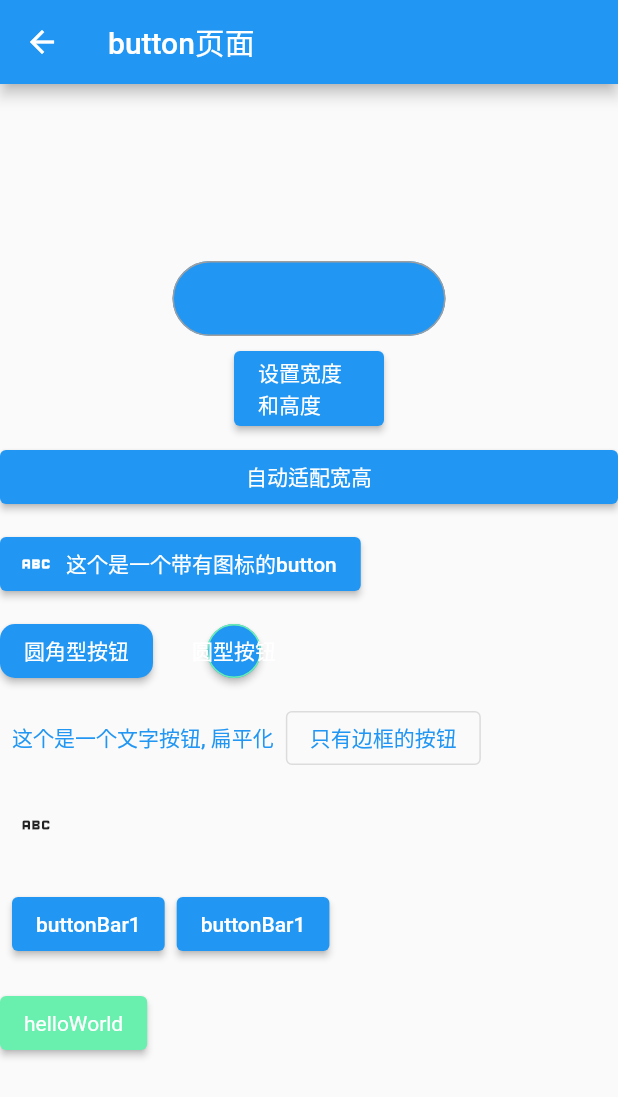
After one commit to xiaoyaole3/flutter_learn, a Flutter app: the screen it shows after launch, after a tap on "跳转到button页面", on a phone screen of 412 x 824 dp. The commit adds this screen. Shown: the top 1097 px of the screen. Run offline on Flutter 3.47's test engine with Material 2 defaults, Android fonts, the phone set to English and light mode, and no system bars; network calls fail.

Commit message:
flutter中的按钮组件

```diff
--- /dev/null
+++ b/lib/pages/Button.dart
@@ -0,0 +1,210 @@
+import 'package:flutter/material.dart';
+
+class ButtonPage extends StatelessWidget {
+  const ButtonPage({Key? key}) : super(key: key);
+
+  @override
+  Widget build(BuildContext context) {
+    return Scaffold(
+      appBar: AppBar(
+        title: Text("button页面"),
+      ),
+      body: Column(
+        mainAxisAlignment: MainAxisAlignment.center,
+
+        children: [
+          Row(
+            mainAxisAlignment: MainAxisAlignment.center,
+            children: [
+              ElevatedButton(
+                child: Text("这个是一个普通按钮"),
+                // 设置按钮是否自动获取焦点
+                autofocus: true,
+                onPressed: () {},
+                // 设置样式
+                style: ButtonStyle(
+                  // 定义文本的样式
+                  textStyle: MaterialStateProperty.all(
+                    TextStyle(fontSize: 18, color: Colors.red),
+                  ),
+                  // 设置按钮上字体与图标的颜色
+                  // foregroundColor: MaterialStateProperty.all(Colors.deepPurple)
+                  // 更加优美的方式来设置
+                  foregroundColor: MaterialStateProperty.resolveWith((states) {
+                    if (states.contains(MaterialState.focused) && !states.contains(MaterialState.pressed)) {
+                      // 获取焦点时的颜色
+                      return Colors.blue;
+                    } else if (states.contains(MaterialState.pressed)) {
+                      // 按下时的颜色
+                      return Colors.deepOrange;
+                    }
+                    // 默认使用灰色
+                    return Colors.grey;
+                  }),
+                  // 背景颜色
+                  backgroundColor: MaterialStateProperty.resolveWith((states) {
+                    // 设置按下时的背景颜色
+                    if(states.contains(MaterialState.pressed)) {
+                      return Colors.blue[200];
+                    }
+                    // 默认不使用颜色
+                    return null;
+                  }),
+                  // 设置水波纹颜色
+                  overlayColor: MaterialStateProperty.all(Colors.yellow),
+                  // 设置阴影，不使用与这里的TextButton
+                  elevation: MaterialStateProperty.all(0.0),
+                  // 设置按钮内边距
+                  padding: MaterialStateProperty.all(EdgeInsets.all(10)),
+                  // 设置按钮大小
+                  minimumSize: MaterialStateProperty.all(Size(100, 50)),
+                  // 设置边框
+                  side: MaterialStateProperty.all(BorderSide(
+                    color: Colors.grey,
+                    width: 1
+                  )),
+                  // 外边框装饰，会覆盖side配置的样式
+                  shape: MaterialStateProperty.all(StadiumBorder())
+                ),
+              ),
+              SizedBox(height: 10,),
+            ],
+          ),
+          SizedBox(height: 10,),
+          Container(
+            height: 50,
+            width: 100,
+            child: ElevatedButton(
+              child: Text("设置宽度和高度"),
+              onPressed: () {},
+            ),
+          ),
+          SizedBox(height: 10,),
+          Row(
+            children: [
+              Expanded(
+                child: ElevatedButton(
+                  child: Text("自动适配宽高"),
+                  onPressed: () {},
+                ),
+              )
+            ],
+          ),
+          SizedBox(height: 10,),
+          Row(
+            children: [
+              ElevatedButton.icon(
+                onPressed: () {},
+                icon: Icon(Icons.abc),
+                label: Text("这个是一个带有图标的button")
+              )
+            ],
+          ),
+          SizedBox(height: 10,),
+          Row(
+            children: [
+              ElevatedButton(
+                onPressed: () {},
+                child: Text("圆角型按钮"),
+                style: ButtonStyle(
+                  shape: MaterialStateProperty.all(
+                    RoundedRectangleBorder(
+                      borderRadius: BorderRadius.circular(10)
+                    )
+                  )
+                ),
+              ),
+              SizedBox(width: 10,),
+              ElevatedButton(
+                onPressed: () {},
+                child: Text("圆型按钮"),
+                style: ButtonStyle(
+                    shape: MaterialStateProperty.all(
+                      CircleBorder(
+                        side: BorderSide(
+                          color: Colors.greenAccent
+                        )
+                      )
+                    )
+                ),
+              ),
+            ],
+          ),
+          SizedBox(height: 10,),
+          Row(
+            children: [
+              TextButton(
+                child: Text("这个是一个文字按钮, 扁平化"),
+                onPressed: () {},
+              ),
+              OutlinedButton(
+                child: Text("只有边框的按钮"),
+                onPressed: () {},
+              )
+            ],
+          ),
+          SizedBox(height: 10,),
+          Row(
+            children: [
+              IconButton(
+                icon: Icon(Icons.abc_outlined),
+                onPressed: () {},
+              )
+            ],
+          ),
+          SizedBox(height: 10,),
+          Row(
+            children: [
+              ButtonBar(
+                children: [
+                  ElevatedButton(
+                    child: Text("buttonBar1"),
+                    onPressed: () {},
+                  ),
+                  ElevatedButton(
+                    child: Text("buttonBar1"),
+                    onPressed: () {},
+                  )
+                ],
+              )
+            ],
+          ),
+          SizedBox(height: 10,),
+          Row(
+            children: [
+              MyButton(text: "helloWorld", onPressed: () {
+                print("hello world is pressed");
+              },)
+            ],
+          )
+
+        ],
+      ),
+    );
+  }
+}
+
+
+class MyButton extends StatelessWidget {
+  final text;
+  final onPressed;
+
+
+  MyButton({this.text="", this.onPressed=null});
+
+  @override
+  Widget build(BuildContext context) {
+    return ElevatedButton(
+      child: Text(text),
+      onPressed: onPressed,
+      style: ButtonStyle(
+        textStyle: MaterialStateProperty.all(
+          TextStyle(
+            color: Colors.pinkAccent
+          ),
+        ),
+        backgroundColor: MaterialStateProperty.all(Colors.greenAccent)
+      ),
+    );
+  }
+}
--- a/lib/pages/tabs/Home.dart
+++ b/lib/pages/tabs/Home.dart
@@ -71,6 +71,14 @@ class HomePage extends StatelessWidget {
             Navigator.pushNamed(context, '/tabBarController',);
           },
         ),
+        SizedBox(height: 10,),
+        // 命名路由传值
+        ElevatedButton(
+          child: Text("跳转到button页面"),
+          onPressed: () {
+            Navigator.pushNamed(context, '/button',);
+          },
+        ),
       ],
     );
   }
--- a/lib/routes/Routes.dart
+++ b/lib/routes/Routes.dart
@@ -17,6 +17,8 @@ import '../pages/TabBarController.dart';
 
 import '../pages/tabs/User.dart';
 
+import '../pages/Button.dart';
+
 final routes={
   '/':(context, {arguments})=>Tabs(),
   '/form':(context, {arguments})=>FormPage(),
@@ -31,6 +33,7 @@ final routes={
   '/tabBarHeader': (context, {arguments})=>TabBarHeaderPage(),
   '/tabBarController': (context, {arguments})=>TabBarControllerPage(),
   '/user': (context, {arguments})=>UserPage(),
+  '/button': (context, {arguments})=>ButtonPage(),
 };
 
 // 这里是声明了一个函数
```
